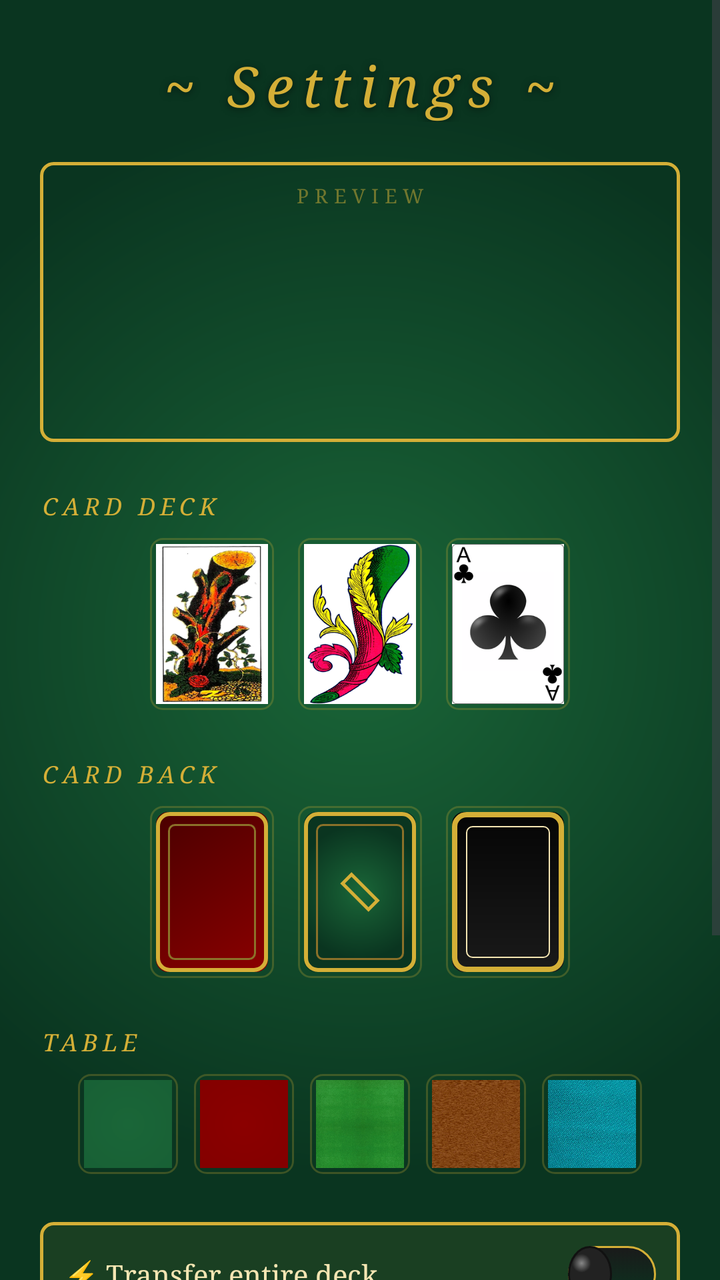
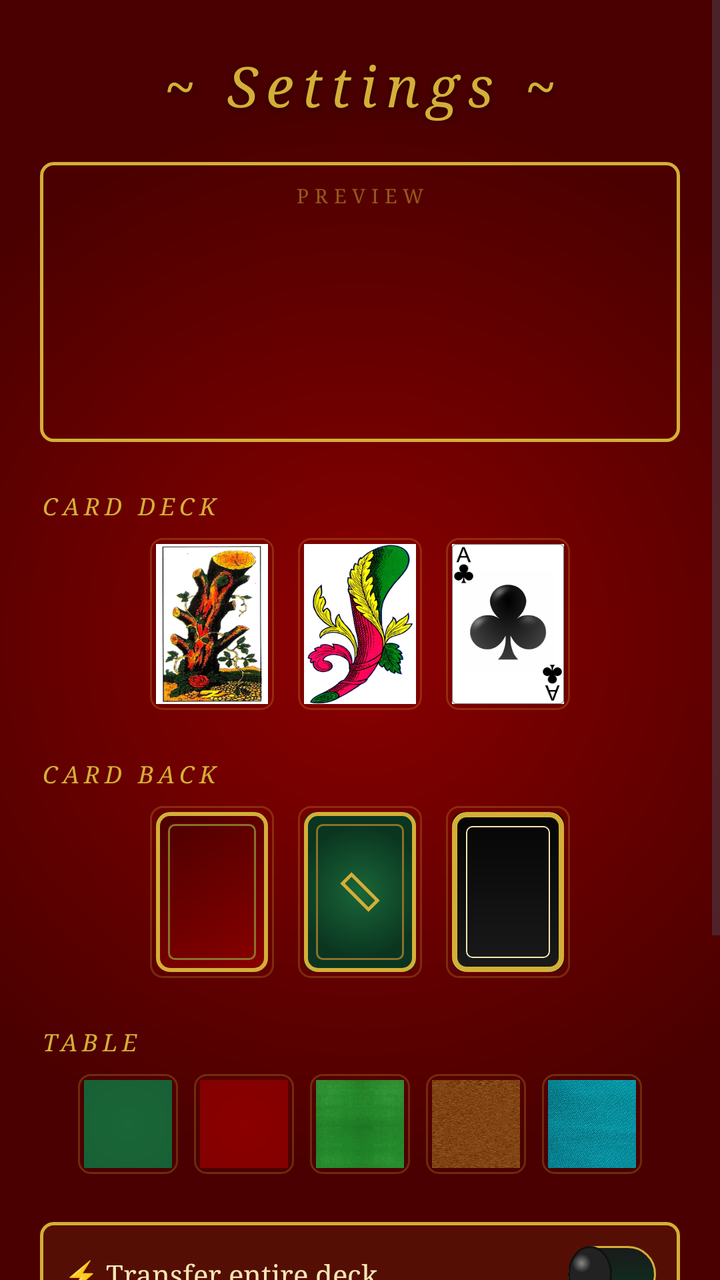

The first picture is an Android layout as it rendered before a commit; the second is the same layout after the commit. The layout source and the unified diff follow.
<!-- AndroidManifest.xml: activity theme Theme.Trasloco -->
<!-- res/layout/settings.xml -->
<?xml version="1.0" encoding="utf-8"?>
<ScrollView xmlns:android="http://schemas.android.com/apk/res/android"
    xmlns:app="http://schemas.android.com/apk/res-auto"
    xmlns:tools="http://schemas.android.com/tools"
    android:id="@+id/settingsScrollView"
    android:layout_width="match_parent"
    android:layout_height="match_parent"
    android:background="@drawable/verde"
    android:fillViewport="true">

    <androidx.constraintlayout.widget.ConstraintLayout
        android:id="@+id/settingsConstraintLayout"
        android:layout_width="match_parent"
        android:layout_height="wrap_content"
        android:paddingHorizontal="20dp"
        android:paddingBottom="24dp"
        tools:context=".SettingsActivity">

        <TextView
            android:id="@+id/textViewTitle"
            android:layout_width="0dp"
            android:layout_height="wrap_content"
            android:layout_marginTop="24dp"
            android:gravity="center"
            android:text="@string/settings_title_decorated"
            android:textSize="28sp"
            style="@style/CasinoTitle"
            app:layout_constraintEnd_toEndOf="parent"
            app:layout_constraintStart_toStartOf="parent"
            app:layout_constraintTop_toTopOf="parent" />

        
        <FrameLayout
            android:id="@+id/heroPreview"
            android:layout_width="0dp"
            android:layout_height="140dp"
            android:layout_marginTop="20dp"
            android:background="@drawable/casino_hero_preview_frame"
            android:padding="8dp"
            app:layout_constraintEnd_toEndOf="parent"
            app:layout_constraintStart_toStartOf="parent"
            app:layout_constraintTop_toBottomOf="@id/textViewTitle">

            <TextView
                android:id="@+id/heroPreviewLabel"
                android:layout_width="wrap_content"
                android:layout_height="wrap_content"
                android:layout_gravity="top|center_horizontal"
                android:layout_marginTop="2dp"
                android:text="@string/settings_label_preview"
                style="@style/CasinoSubtitle" />

            <ImageView
                android:id="@+id/heroBackgroundImage"
                android:layout_width="match_parent"
                android:layout_height="match_parent"
                android:layout_gravity="center"
                android:scaleType="centerCrop"
                android:layout_marginTop="18dp"
                android:layout_marginHorizontal="8dp"
                android:layout_marginBottom="8dp" />

            <LinearLayout
                android:id="@+id/heroCardRow"
                android:layout_width="wrap_content"
                android:layout_height="wrap_content"
                android:layout_gravity="center"
                android:layout_marginTop="18dp"
                android:orientation="horizontal">

                <ImageView
                    android:id="@+id/heroCard1"
                    android:layout_width="36dp"
                    android:layout_height="54dp"
                    android:layout_marginEnd="4dp"
                    android:scaleType="fitXY" />

                <ImageView
                    android:id="@+id/heroCard2"
                    android:layout_width="36dp"
                    android:layout_height="54dp"
                    android:layout_marginHorizontal="4dp"
                    android:scaleType="fitXY" />

                <ImageView
                    android:id="@+id/heroCard3"
                    android:layout_width="36dp"
                    android:layout_height="54dp"
                    android:layout_marginHorizontal="4dp"
                    android:scaleType="fitXY" />

                <ImageView
                    android:id="@+id/heroCardBack"
                    android:layout_width="36dp"
                    android:layout_height="54dp"
                    android:layout_marginStart="4dp"
                    android:scaleType="fitXY" />
            </LinearLayout>
        </FrameLayout>

        
        <TextView
            android:id="@+id/labelCardDeck"
            android:layout_width="wrap_content"
            android:layout_height="wrap_content"
            android:layout_marginTop="24dp"
            android:text="@string/settings_label_card_deck"
            style="@style/CasinoSectionLabel"
            app:layout_constraintStart_toStartOf="parent"
            app:layout_constraintTop_toBottomOf="@id/heroPreview" />

        <LinearLayout
            android:id="@+id/cardTypeRow"
            android:layout_width="0dp"
            android:layout_height="wrap_content"
            android:layout_marginTop="8dp"
            android:orientation="horizontal"
            android:gravity="center"
            app:layout_constraintEnd_toEndOf="parent"
            app:layout_constraintStart_toStartOf="parent"
            app:layout_constraintTop_toBottomOf="@id/labelCardDeck">

            <FrameLayout
                android:id="@+id/cardTypePiacentine"
                android:layout_width="wrap_content"
                android:layout_height="wrap_content"
                android:layout_marginHorizontal="6dp"
                android:padding="3dp"
                android:background="@drawable/casino_card_tile_selectable"
                android:tag="piacentine"
                android:onClick="selectCardType"
                android:clickable="true"
                android:focusable="true">

                <ImageView
                    android:layout_width="56dp"
                    android:layout_height="80dp"
                    android:src="@drawable/piacentine_b1"
                    android:scaleType="fitXY" />
            </FrameLayout>

            <FrameLayout
                android:id="@+id/cardTypeNapoletane"
                android:layout_width="wrap_content"
                android:layout_height="wrap_content"
                android:layout_marginHorizontal="6dp"
                android:padding="3dp"
                android:background="@drawable/casino_card_tile_selectable"
                android:tag="napoletane"
                android:onClick="selectCardType"
                android:clickable="true"
                android:focusable="true">

                <ImageView
                    android:layout_width="56dp"
                    android:layout_height="80dp"
                    android:src="@drawable/napoletane_b1"
                    android:scaleType="fitXY" />
            </FrameLayout>

            <FrameLayout
                android:id="@+id/cardTypeFrancesi"
                android:layout_width="wrap_content"
                android:layout_height="wrap_content"
                android:layout_marginHorizontal="6dp"
                android:padding="3dp"
                android:background="@drawable/casino_card_tile_selectable"
                android:tag="francesi"
                android:onClick="selectCardType"
                android:clickable="true"
                android:focusable="true">

                <ImageView
                    android:layout_width="56dp"
                    android:layout_height="80dp"
                    android:src="@drawable/francesi_b1"
                    android:scaleType="fitXY" />
            </FrameLayout>
        </LinearLayout>

        
        <TextView
            android:id="@+id/labelCardBack"
            android:layout_width="wrap_content"
            android:layout_height="wrap_content"
            android:layout_marginTop="24dp"
            android:text="@string/settings_label_card_back"
            style="@style/CasinoSectionLabel"
            app:layout_constraintStart_toStartOf="parent"
            app:layout_constraintTop_toBottomOf="@id/cardTypeRow" />

        <LinearLayout
            android:id="@+id/cardBackRow"
            android:layout_width="0dp"
            android:layout_height="wrap_content"
            android:layout_marginTop="8dp"
            android:orientation="horizontal"
            android:gravity="center"
            app:layout_constraintEnd_toEndOf="parent"
            app:layout_constraintStart_toStartOf="parent"
            app:layout_constraintTop_toBottomOf="@id/labelCardBack">

            <FrameLayout
                android:id="@+id/cardBackBg1"
                android:layout_width="wrap_content"
                android:layout_height="wrap_content"
                android:layout_marginHorizontal="6dp"
                android:padding="3dp"
                android:background="@drawable/casino_card_tile_selectable"
                android:tag="bg"
                android:onClick="selectCardBack"
                android:clickable="true"
                android:focusable="true">

                <ImageView
                    android:layout_width="56dp"
                    android:layout_height="80dp"
                    android:src="@drawable/bg"
                    android:scaleType="fitXY" />
            </FrameLayout>

            <FrameLayout
                android:id="@+id/cardBackBg2"
                android:layout_width="wrap_content"
                android:layout_height="wrap_content"
                android:layout_marginHorizontal="6dp"
                android:padding="3dp"
                android:background="@drawable/casino_card_tile_selectable"
                android:tag="bg2"
                android:onClick="selectCardBack"
                android:clickable="true"
                android:focusable="true">

                <ImageView
                    android:layout_width="56dp"
                    android:layout_height="80dp"
                    android:src="@drawable/bg2"
                    android:scaleType="fitXY" />
            </FrameLayout>

            <FrameLayout
                android:id="@+id/cardBackBg3"
                android:layout_width="wrap_content"
                android:layout_height="wrap_content"
                android:layout_marginHorizontal="6dp"
                android:padding="3dp"
                android:background="@drawable/casino_card_tile_selectable"
                android:tag="bg3"
                android:onClick="selectCardBack"
                android:clickable="true"
                android:focusable="true">

                <ImageView
                    android:layout_width="56dp"
                    android:layout_height="80dp"
                    android:src="@drawable/bg3"
                    android:scaleType="fitXY" />
            </FrameLayout>
        </LinearLayout>

        
        <TextView
            android:id="@+id/labelBackground"
            android:layout_width="wrap_content"
            android:layout_height="wrap_content"
            android:layout_marginTop="24dp"
            android:text="@string/settings_label_background"
            style="@style/CasinoSectionLabel"
            app:layout_constraintStart_toStartOf="parent"
            app:layout_constraintTop_toBottomOf="@id/cardBackRow" />

        <LinearLayout
            android:id="@+id/backgroundRow"
            android:layout_width="0dp"
            android:layout_height="wrap_content"
            android:layout_marginTop="8dp"
            android:orientation="horizontal"
            android:gravity="center"
            app:layout_constraintEnd_toEndOf="parent"
            app:layout_constraintStart_toStartOf="parent"
            app:layout_constraintTop_toBottomOf="@id/labelBackground">

            <FrameLayout
                android:layout_width="wrap_content"
                android:layout_height="wrap_content"
                android:layout_marginHorizontal="4dp"
                android:padding="3dp"
                android:background="@drawable/casino_card_tile_selectable"
                android:tag="verde"
                android:onClick="selectBackground"
                android:clickable="true"
                android:focusable="true">

                <ImageView
                    android:layout_width="44dp"
                    android:layout_height="44dp"
                    android:background="@drawable/verde" />
            </FrameLayout>

            <FrameLayout
                android:layout_width="wrap_content"
                android:layout_height="wrap_content"
                android:layout_marginHorizontal="4dp"
                android:padding="3dp"
                android:background="@drawable/casino_card_tile_selectable"
                android:tag="bordeaux"
                android:onClick="selectBackground"
                android:clickable="true"
                android:focusable="true">

                <ImageView
                    android:layout_width="44dp"
                    android:layout_height="44dp"
                    android:background="@drawable/bordeaux" />
            </FrameLayout>

            <FrameLayout
                android:layout_width="wrap_content"
                android:layout_height="wrap_content"
                android:layout_marginHorizontal="4dp"
                android:padding="3dp"
                android:background="@drawable/casino_card_tile_selectable"
                android:tag="tappeto"
                android:onClick="selectBackground"
                android:clickable="true"
                android:focusable="true">

                <ImageView
                    android:layout_width="44dp"
                    android:layout_height="44dp"
                    android:src="@drawable/tappeto"
                    android:scaleType="centerCrop" />
            </FrameLayout>

            <FrameLayout
                android:layout_width="wrap_content"
                android:layout_height="wrap_content"
                android:layout_marginHorizontal="4dp"
                android:padding="3dp"
                android:background="@drawable/casino_card_tile_selectable"
                android:tag="legno"
                android:onClick="selectBackground"
                android:clickable="true"
                android:focusable="true">

                <ImageView
                    android:layout_width="44dp"
                    android:layout_height="44dp"
                    android:src="@drawable/legno"
                    android:scaleType="centerCrop" />
            </FrameLayout>

            <FrameLayout
                android:layout_width="wrap_content"
                android:layout_height="wrap_content"
                android:layout_marginHorizontal="4dp"
                android:padding="3dp"
                android:background="@drawable/casino_card_tile_selectable"
                android:tag="panno"
                android:onClick="selectBackground"
                android:clickable="true"
                android:focusable="true">

                <ImageView
                    android:layout_width="44dp"
                    android:layout_height="44dp"
                    android:src="@drawable/panno"
                    android:scaleType="centerCrop" />
            </FrameLayout>
        </LinearLayout>

        
        <LinearLayout
            android:id="@+id/fastDealRow"
            android:layout_width="0dp"
            android:layout_height="wrap_content"
            android:layout_marginTop="24dp"
            android:orientation="horizontal"
            android:gravity="center_vertical"
            android:padding="12dp"
            android:background="@drawable/casino_tile_bg"
            app:layout_constraintEnd_toEndOf="parent"
            app:layout_constraintStart_toStartOf="parent"
            app:layout_constraintTop_toBottomOf="@id/backgroundRow">

            <TextView
                android:layout_width="0dp"
                android:layout_height="wrap_content"
                android:layout_weight="1"
                android:text="@string/fast_deal_with_icon"
                style="@style/CasinoBodyText" />

            <Switch
                android:id="@+id/switchFastDeal"
                android:layout_width="wrap_content"
                android:layout_height="wrap_content"
                android:thumb="@drawable/casino_gold_switch_thumb"
                android:track="@drawable/casino_gold_switch_track"
                android:onClick="changeFastDeal" />
        </LinearLayout>

        
        <LinearLayout
            android:id="@+id/hintRow"
            android:layout_width="0dp"
            android:layout_height="wrap_content"
            android:layout_marginTop="8dp"
            android:orientation="horizontal"
            android:gravity="center_vertical"
            android:padding="12dp"
            android:background="@drawable/casino_tile_bg"
            app:layout_constraintEnd_toEndOf="parent"
            app:layout_constraintStart_toStartOf="parent"
            app:layout_constraintTop_toBottomOf="@id/fastDealRow">

            <TextView
                android:layout_width="0dp"
                android:layout_height="wrap_content"
                android:layout_weight="1"
                android:text="@string/hint_with_icon"
                style="@style/CasinoBodyText" />

            <Switch
                android:id="@+id/switchHint"
                android:layout_width="wrap_content"
                android:layout_height="wrap_content"
                android:thumb="@drawable/casino_gold_switch_thumb"
                android:track="@drawable/casino_gold_switch_track"
                android:onClick="changeHintEnabled" />
        </LinearLayout>

        
        <LinearLayout
            android:id="@+id/autoMoveRow"
            android:layout_width="0dp"
            android:layout_height="wrap_content"
            android:layout_marginTop="8dp"
            android:orientation="horizontal"
            android:gravity="center_vertical"
            android:padding="12dp"
            android:background="@drawable/casino_tile_bg"
            app:layout_constraintEnd_toEndOf="parent"
            app:layout_constraintStart_toStartOf="parent"
            app:layout_constraintTop_toBottomOf="@id/hintRow">

            <TextView
                android:layout_width="0dp"
                android:layout_height="wrap_content"
                android:layout_weight="1"
                android:text="@string/auto_move_with_icon"
                style="@style/CasinoBodyText" />

            <Switch
                android:id="@+id/switchAutoMove"
                android:layout_width="wrap_content"
                android:layout_height="wrap_content"
                android:thumb="@drawable/casino_gold_switch_thumb"
                android:track="@drawable/casino_gold_switch_track"
                android:onClick="changeAutoMove" />
        </LinearLayout>

        
        <TextView
            android:id="@+id/textViewCredits"
            android:layout_width="0dp"
            android:layout_height="wrap_content"
            android:layout_marginTop="32dp"
            android:gravity="center"
            android:text="@string/credits_text"
            android:textColor="@color/casino_gold_alpha_50"
            android:textSize="10sp"
            app:layout_constraintEnd_toEndOf="parent"
            app:layout_constraintStart_toStartOf="parent"
            app:layout_constraintTop_toBottomOf="@id/autoMoveRow" />

    </androidx.constraintlayout.widget.ConstraintLayout>
</ScrollView>
<!-- resources referenced by this layout -->
<resources>
  <color name="casino_gold_alpha_50">#80D4AF37</color>
  <!-- drawable casino_tile_bg (drawable) -->
  <?xml version="1.0" encoding="utf-8"?>
  <shape xmlns:android="http://schemas.android.com/apk/res/android"
      android:shape="rectangle">
      <solid android:color="@color/casino_gold_alpha_08" />
      <stroke android:width="1.5dp" android:color="@color/casino_gold" />
      <corners android:radius="6dp" />
  </shape>
  <string name="auto_move_with_icon">🎯 Auto-move to final deck</string>
  <string name="credits_text">Card art: Piacentine adapted from BriscolaPlusAndroid by S. Di Berardino (classic artwork in Public Domain) · Neapolitan (Wikimedia, CC0/CC-BY-SA) · French by Byron Knoll (CC-BY-SA)</string>
  <string name="fast_deal_with_icon">⚡ Transfer entire deck</string>
  <string name="hint_with_icon">💡 Hints</string>
  <string name="settings_label_background">Table</string>
  <string name="settings_label_card_back">Card Back</string>
  <string name="settings_label_card_deck">Card Deck</string>
  <string name="settings_label_preview">PREVIEW</string>
  <string name="settings_title_decorated">~  Settings  ~</string>
  <style name="CasinoBodyText">
          <item name="android:fontFamily">serif</item>
          <item name="android:textColor">@color/casino_gold_light</item>
          <item name="android:textSize">14sp</item>
      </style>
  <style name="CasinoSectionLabel">
          <item name="android:fontFamily">serif</item>
          <item name="android:textStyle">italic</item>
          <item name="android:textColor">@color/casino_gold</item>
          <item name="android:letterSpacing">0.2</item>
          <item name="android:textSize">12sp</item>
          <item name="android:textAllCaps">true</item>
      </style>
  <style name="CasinoSubtitle">
          <item name="android:fontFamily">serif</item>
          <item name="android:textColor">@color/casino_gold_alpha_50</item>
          <item name="android:letterSpacing">0.3</item>
          <item name="android:textSize">10sp</item>
      </style>
  <style name="CasinoTitle">
          <item name="android:fontFamily">serif</item>
          <item name="android:textStyle">italic</item>
          <item name="android:textColor">@color/casino_gold</item>
          <item name="android:letterSpacing">0.15</item>
          <item name="android:shadowColor">#80000000</item>
          <item name="android:shadowDy">2</item>
          <item name="android:shadowRadius">8</item>
      </style>
  <color name="casino_bordeaux">#FF8B0000</color>
  <color name="casino_bordeaux_dark">#FF4A0000</color>
  <color name="casino_gold">#FFD4AF37</color>
  <color name="casino_gold_dark">#FF8B7129</color>
  <color name="casino_gold_light">#FFF5E6B3</color>
  <color name="casino_green">#FF1A6638</color>
  <color name="casino_green_dark">#FF0A3520</color>
  <color name="casino_ink">#FF1A1A1A</color>
  <!-- drawable casino_card_tile_selected (drawable) -->
  <?xml version="1.0" encoding="utf-8"?>
  <shape xmlns:android="http://schemas.android.com/apk/res/android"
      android:shape="rectangle">
      <solid android:color="@android:color/transparent" />
      <stroke android:width="2dp" android:color="@color/casino_gold" />
      <corners android:radius="6dp" />
  </shape>
  <!-- drawable casino_card_tile_unselected (drawable) -->
  <?xml version="1.0" encoding="utf-8"?>
  <shape xmlns:android="http://schemas.android.com/apk/res/android"
      android:shape="rectangle">
      <solid android:color="@android:color/transparent" />
      <stroke android:width="1dp" android:color="@color/casino_gold_alpha_25" />
      <corners android:radius="6dp" />
  </shape>
  <color name="casino_brown">#FF5A3A1C</color>
  <color name="casino_gold_alpha_08">#14D4AF37</color>
  <color name="purple_500">#FF6200EE</color>
  <color name="purple_700">#FF3700B3</color>
  <color name="white">#FFFFFFFF</color>
  <color name="teal_200">#FF03DAC5</color>
  <color name="teal_700">#FF018786</color>
  <color name="black">#FF000000</color>
  <color name="casino_gold_alpha_25">#40D4AF37</color>
  <!-- unchanged entries left out for length: 16 -->
</resources>

<!-- the commit's change to res/layout/settings.xml (unified diff, before → after) -->
@@ -5,7 +5,7 @@
     android:id="@+id/settingsScrollView"
     android:layout_width="match_parent"
     android:layout_height="match_parent"
-    android:background="@drawable/verde"
+    android:background="@drawable/bordeaux"
     android:fillViewport="true">
 
     <androidx.constraintlayout.widget.ConstraintLayout
